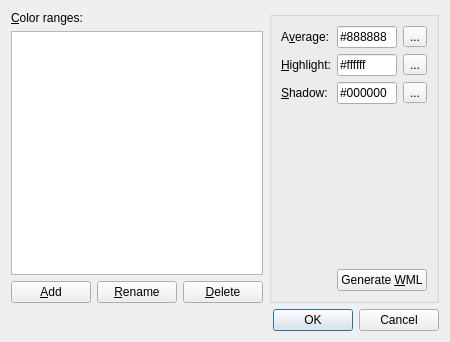
irydacea/wespal, file src/customranges.ui: the form before one commit.
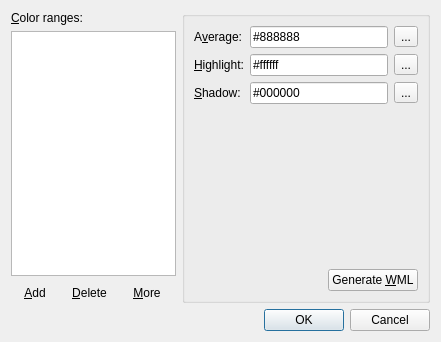
The form after the commit. Icons and pictures are not drawn.

Commit message: customranges: Make range actions use the same design as custompalettes, implementing a Duplicate action along the way

```diff
--- a/src/customranges.ui
+++ b/src/customranges.ui
@@ -32,26 +32,53 @@
         <widget class="QListWidget" name="listRanges"/>
        </item>
        <item>
-        <layout class="QHBoxLayout" name="horizontalLayout" stretch="1,1,1">
+        <layout class="QHBoxLayout" name="horizontalLayout" stretch="0,0,0">
          <item>
-          <widget class="QPushButton" name="cmdAdd">
+          <widget class="QToolButton" name="cmdAdd">
            <property name="text">
             <string>&amp;Add</string>
            </property>
-          </widget>
-         </item>
-         <item>
-          <widget class="QPushButton" name="cmdRename">
-           <property name="text">
-            <string>&amp;Rename</string>
+           <property name="icon">
+            <iconset theme="list-add"/>
            </property>
+           <property name="toolButtonStyle">
+            <enum>Qt::ToolButtonTextBesideIcon</enum>
+           </property>
+           <property name="autoRaise">
+            <bool>true</bool>
+           </property>
           </widget>
          </item>
          <item>
-          <widget class="QPushButton" name="cmdDelete">
+          <widget class="QToolButton" name="cmdDelete">
            <property name="text">
             <string>&amp;Delete</string>
            </property>
+           <property name="icon">
+            <iconset theme="list-remove"/>
+           </property>
+           <property name="toolButtonStyle">
+            <enum>Qt::ToolButtonTextBesideIcon</enum>
+           </property>
+           <property name="autoRaise">
+            <bool>true</bool>
+           </property>
+          </widget>
+         </item>
+         <item>
+          <widget class="QToolButton" name="tbMoreOptions">
+           <property name="text">
+            <string>&amp;More</string>
+           </property>
+           <property name="popupMode">
+            <enum>QToolButton::InstantPopup</enum>
+           </property>
+           <property name="toolButtonStyle">
+            <enum>Qt::ToolButtonTextBesideIcon</enum>
+           </property>
+           <property name="autoRaise">
+            <bool>true</bool>
+           </property>
           </widget>
          </item>
         </layout>
```
Left out of the diff: 17 changed lines with no effect on the pictures. The commit also changes 2 other files.
